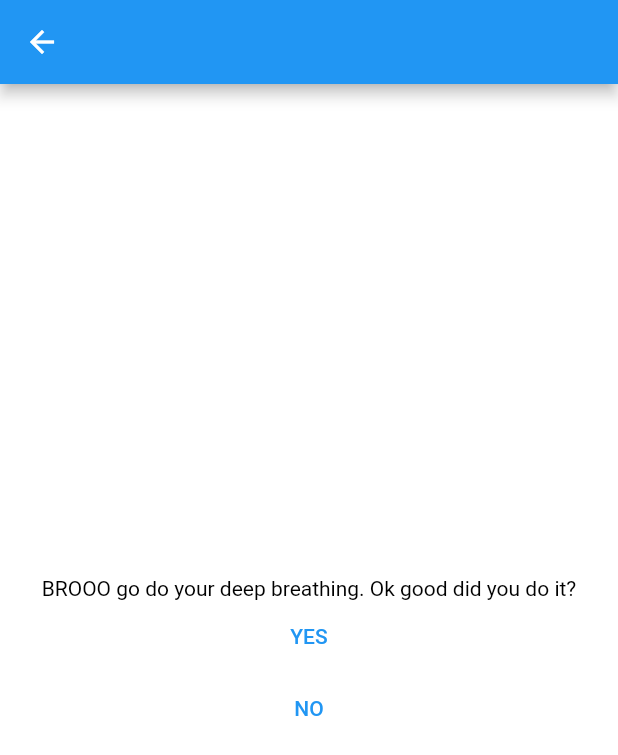
After one commit to sahilmahendrakar/ARCApp, a Flutter app: the screen it shows once a user with an empty profile is signed in, item 2 of the bottom bar chosen, after a tap on "Deep Breathing", on a phone screen of 412 x 824 dp. The commit adds this screen. Shown: the top 755 px of the screen. Run offline on Flutter 3.47's test engine with Material 2 defaults, Android fonts, the light colour scheme and no system bars; our stand-ins replace firebase_auth, firebase_core, firebase_database, fl_chart, settings_ui; accounts and stored records are empty.

Commit message:
Activities page with yes no button logs in database

```diff
--- a/lib/routes.dart
+++ b/lib/routes.dart
@@ -3,6 +3,7 @@ import 'package:arc_app/screens/CBT/cbt_start_screen.dart';
 import 'package:arc_app/screens/Dashboard/dashboard_screen.dart';
 import 'package:arc_app/screens/Landing/landing_screen.dart';
 import 'package:arc_app/screens/Summary/summary_screen.dart';
+import 'package:arc_app/screens/home.dart';
 import 'package:arc_app/screens/settings/settings_screen.dart';
 import 'package:flutter/widgets.dart';
 import 'package:arc_app/screens/Login/log_in_screen.dart';
@@ -13,6 +14,7 @@ import 'package:arc_app/screens/Sign up/sign_up_screen.dart';
 
 final Map<String, WidgetBuilder> routes = {
   LandingScreen.routeName: (context) => LandingScreen(),
+  Home.routeName:  (context) => Home(),
   SignUpScreen.routeName: (context) => SignUpScreen(),
   LogInScreen.routeName: (context) => LogInScreen(),
   Dashboard.routeName: (context) => Dashboard(),
--- a/lib/screens/Dashboard/body.dart
+++ b/lib/screens/Dashboard/body.dart
@@ -2,6 +2,7 @@ import 'package:arc_app/constants.dart';
 import 'package:arc_app/screens/CBT/cbt_start_screen.dart';
 import 'package:arc_app/screens/Dashboard/dashboard_screen.dart';
 import 'package:arc_app/screens/Summary/summary_screen.dart';
+import 'package:arc_app/screens/activities/activities_screen.dart';
 import 'package:flutter/material.dart';
 
 class DashboardBody extends StatefulWidget {
@@ -69,11 +70,20 @@ class _DashboardState extends State<DashboardBody> {
                 SingleChildScrollView(
                   scrollDirection: Axis.horizontal,
                   child: Row(children: <Widget>[
-                    activities("Deep Breathing", primary, pureWhite),
+                    GestureDetector(
+                      child: activities("Deep Breathing", primary, pureWhite),
+                      onTap: () => Navigator.push(context, MaterialPageRoute(builder: (context) => ActivityScreen(name: "deep breathing"))),
+                      ),
                     SizedBox(width: 10),
-                    activities("Walk", primary, pureWhite),
+                    GestureDetector(
+                      child: activities("Walk", primary, pureWhite),
+                      onTap: () => Navigator.push(context, MaterialPageRoute(builder: (context) => ActivityScreen(name: "walk"))),
+                      ),
                     SizedBox(width: 10),
-                    activities("Meditate", primary, pureWhite),
+                    GestureDetector(
+                      child: activities("Meditate", primary, pureWhite),
+                      onTap: () => Navigator.push(context, MaterialPageRoute(builder: (context) => ActivityScreen(name: "meditation"))),
+                      ),
                     SizedBox(width: 10),
                     GestureDetector(
                         onTap: () {
--- /dev/null
+++ b/lib/screens/activities/activities_screen.dart
@@ -0,0 +1,50 @@
+import 'package:firebase_auth/firebase_auth.dart';
+import 'package:firebase_database/firebase_database.dart';
+import 'package:flutter/material.dart';
+import 'package:intl/intl.dart';
+
+class ActivityScreen extends StatefulWidget {
+  final String? name;
+  const ActivityScreen({Key? key, this.name}) : super(key: key);
+
+  @override
+  _ActivityScreenState createState() => _ActivityScreenState();
+}
+
+class _ActivityScreenState extends State<ActivityScreen> {
+  final fb = FirebaseDatabase.instance;
+
+  @override
+  Widget build(BuildContext context) {
+    return Scaffold(
+      appBar: AppBar(),
+      body: Center(
+          child: Column(
+        mainAxisAlignment: MainAxisAlignment.center,
+        children: [
+          Text('BROOO go do your ${widget.name}. Ok good did you do it?'),
+          Column(
+            children: [
+              TextButton(
+                  onPressed: () {
+                    final ref = fb.reference();
+                    User user = FirebaseAuth.instance.currentUser!;
+                    DateTime now = DateTime.now();
+                    String currentDate = DateFormat('yyyy-MM-dd HH:mm:ss').format(now);
+                    ref
+                        .child(user.uid)
+                        .child("activities")
+                        .child(currentDate)
+                        .set(widget.name);
+                            Navigator.pop(context);
+                      },
+                          child: Text("YES")),
+              TextButton(
+                  onPressed: () => Navigator.pop(context), child: Text("NO"))
+            ],
+          )
+        ],
+      )),
+    );
+  }
+}
--- a/lib/screens/home.dart
+++ b/lib/screens/home.dart
@@ -6,6 +6,7 @@ import 'package:arc_app/screens/settings/settings_screen.dart';
 import 'package:flutter/material.dart';
 
 class Home extends StatefulWidget {
+  static final String routeName = 'home';
   @override
   _HomeState createState() => _HomeState();
 }
--- a/lib/screens/surveys/survey_screen.dart
+++ b/lib/screens/surveys/survey_screen.dart
@@ -1,8 +1,11 @@
 import 'package:arc_app/constants.dart';
+import 'package:arc_app/screens/Dashboard/dashboard_screen.dart';
+import 'package:arc_app/screens/Landing/landing_screen.dart';
 import 'package:arc_app/screens/Surveys/anxiety_survey.dart';
 import 'package:arc_app/screens/Surveys/depression_survey.dart';
 import 'package:arc_app/screens/Surveys/mood_survey.dart';
 import 'package:arc_app/screens/Surveys/stress_survey.dart';
+import 'package:arc_app/screens/home.dart';
 import 'package:arc_app/size_config.dart';
 import 'package:firebase_auth/firebase_auth.dart';
 import 'package:firebase_database/firebase_database.dart';
@@ -108,7 +111,7 @@ class _SurveyScreenState extends State<SurveyScreen> {
             // on final page, submit survey
             final ref = fb.reference();
             User user = FirebaseAuth.instance.currentUser!;
-            DateTime now = DateTime.now().subtract(Duration(days: 5));
+            DateTime now = DateTime.now();
             String currentDate = DateFormat('yyyy-MM-dd HH:mm:ss').format(now);
             ref
                 .child(user.uid)
@@ -130,6 +133,7 @@ class _SurveyScreenState extends State<SurveyScreen> {
                 .child("depression_data")
                 .child(currentDate)
                 .set(depressionValue);
+            Navigator.popAndPushNamed(context, Home.routeName);
           }
         },
       )
```
